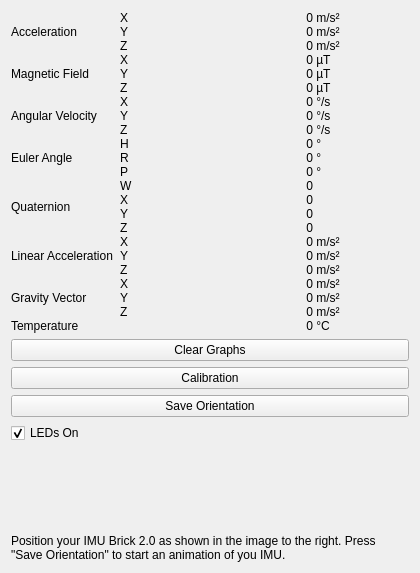
Above: src/brickv/plugin_system/plugins/imu_v2/ui/imu_v2.ui from Tinkerforge/brickv before the change. Below: the same form after it.
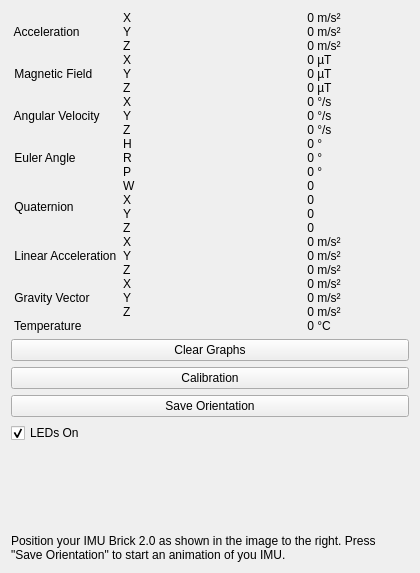
That is the form after the change.

Commit message:
imu-v2: Make buttons horizontally expanding
Also add one space in front of all leftmost labels to avoid having the
text to close to the border of the colored background.

What changed in the file:
```diff
--- a/src/brickv/plugin_system/plugins/imu_v2/ui/imu_v2.ui
+++ b/src/brickv/plugin_system/plugins/imu_v2/ui/imu_v2.ui
@@ -38,7 +38,7 @@
        <item row="22" column="0">
         <widget class="QLabel" name="label_temperature_11">
          <property name="text">
-          <string>Temperature</string>
+          <string> Temperature</string>
          </property>
         </widget>
        </item>
@@ -525,28 +525,28 @@
        <item row="12" column="0" rowspan="4">
         <widget class="QLabel" name="label_quaternion_11">
          <property name="text">
-          <string>Quaternion</string>
+          <string> Quaternion</string>
          </property>
         </widget>
        </item>
        <item row="9" column="0" rowspan="3">
         <widget class="QLabel" name="label_euler_angle_11">
          <property name="text">
-          <string>Euler Angle</string>
+          <string> Euler Angle</string>
          </property>
         </widget>
        </item>
        <item row="6" column="0" rowspan="3">
         <widget class="QLabel" name="label_angular_velocity_11">
          <property name="text">
-          <string>Angular Velocity</string>
+          <string> Angular Velocity</string>
          </property>
         </widget>
        </item>
        <item row="3" column="0" rowspan="3">
         <widget class="QLabel" name="label_magnetic_field_11">
          <property name="text">
-          <string>Magnetic Field</string>
+          <string> Magnetic Field</string>
          </property>
         </widget>
        </item>
@@ -556,21 +556,21 @@
           <bool>false</bool>
          </property>
          <property name="text">
-          <string>Acceleration</string>
+          <string> Acceleration</string>
          </property>
         </widget>
        </item>
        <item row="16" column="0" rowspan="3">
         <widget class="QLabel" name="label_linear_acceleration_11">
          <property name="text">
-          <string>Linear Acceleration  </string>
+          <string> Linear Acceleration  </string>
          </property>
         </widget>
        </item>
        <item row="19" column="0" rowspan="3">
         <widget class="QLabel" name="label_gravity_vector_11">
          <property name="text">
-          <string>Gravity Vector</string>
+          <string> Gravity Vector</string>
          </property>
         </widget>
        </item>
```
Left out of the diff: 6 changed lines with no effect on the pictures.
